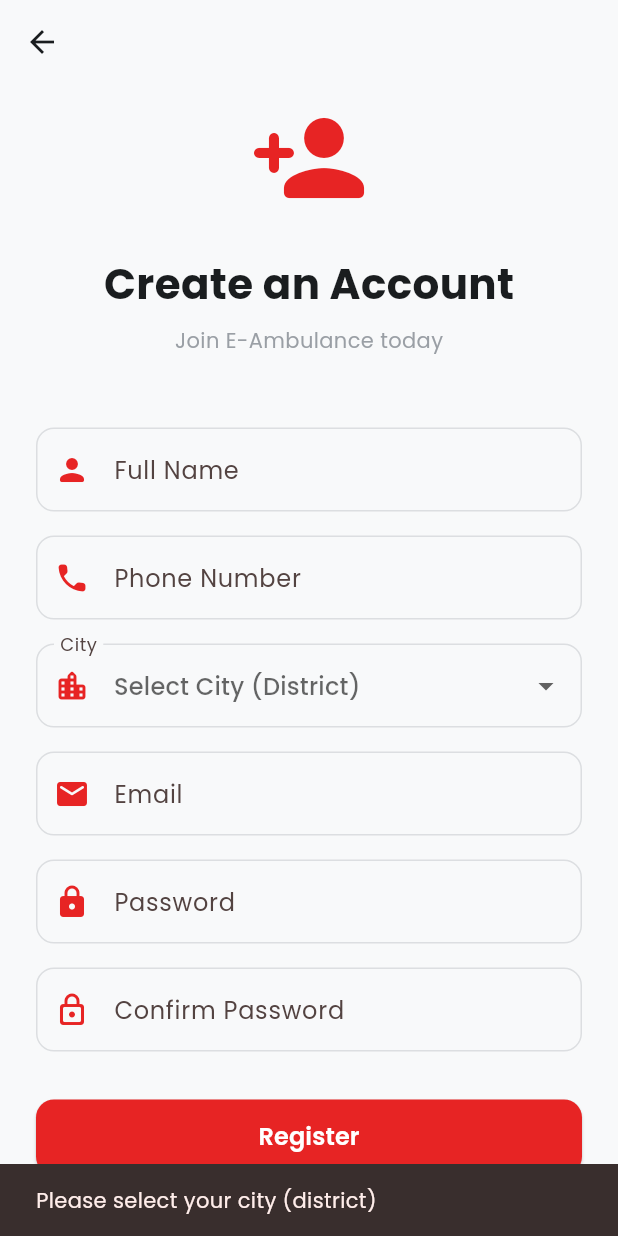
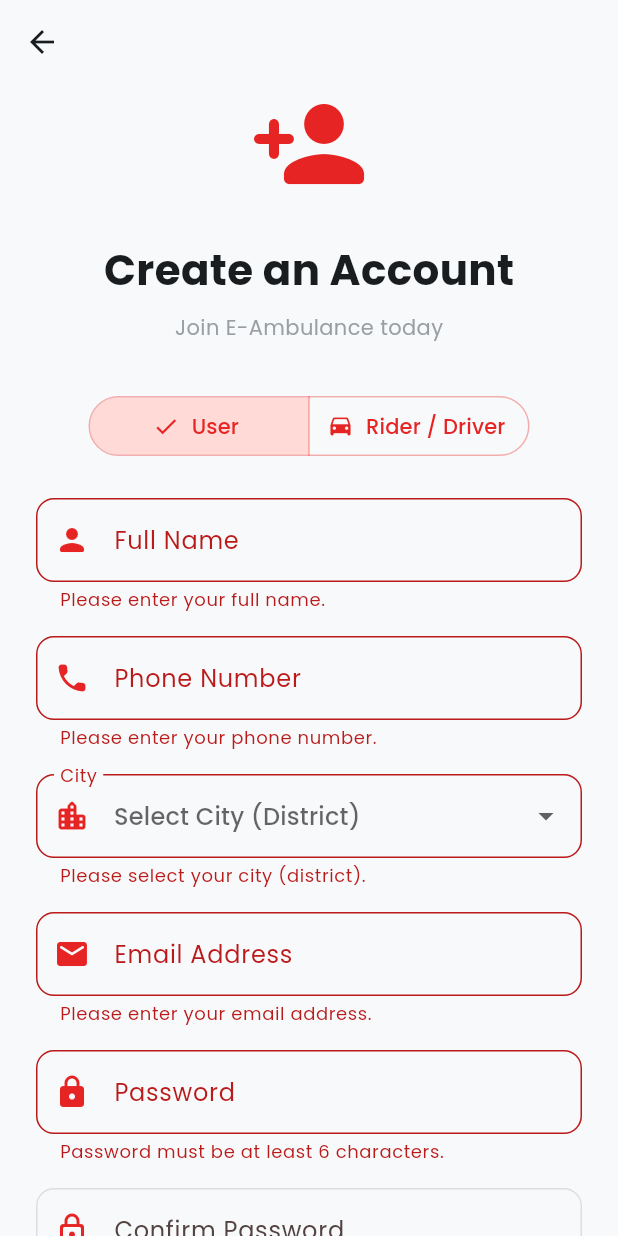
Before and after one commit to Tahmid2K22/Smart-Traffic-Control-and-Emergency-Preemption-System-, a Flutter app: the RegisterPage screen opened directly, after a tap on "Register", on a phone screen of 412 x 824 dp. Run offline on Flutter 3.47's test engine with Material 3 defaults, Android fonts, the phone set to English and light mode, and no system bars; our stand-ins replace badges, cloud_firestore, firebase_auth, firebase_core, google_fonts, google_nav_bar and 3 more; accounts and stored records are empty.

Commit message:
driver registration added

```diff
--- a/lib/pages/register_page.dart
+++ b/lib/pages/register_page.dart
@@ -1,11 +1,11 @@
 import 'package:flutter/material.dart';
 import 'package:firebase_auth/firebase_auth.dart';
-import 'package:cloud_firestore/cloud_firestore.dart';
 import 'package:google_fonts/google_fonts.dart';
+import 'package:image_picker/image_picker.dart';
 
 import '../constants/colors.dart';
 import '../constants/districts.dart';
-import 'package:shared_preferences/shared_preferences.dart';
+import '../services/auth_service.dart';
 
 class RegisterPage extends StatefulWidget {
   const RegisterPage({super.key});
@@ -15,83 +15,118 @@
 }
 
 class _RegisterPageState extends State<RegisterPage> {
+  final _formKey = GlobalKey<FormState>();
   final _nameController = TextEditingController();
   final _phoneController = TextEditingController();
   final _emailController = TextEditingController();
   final _passwordController = TextEditingController();
   final _confirmPasswordController = TextEditingController();
+  final _licenseController = TextEditingController();
+  final _vehicleNumberController = TextEditingController();
+  final _imagePicker = ImagePicker();
+  final _authService = AuthService();
+
+  String _role = 'user';
   String? _selectedCity;
+  String? _selectedVehicleType;
+  XFile? _licenseImage;
+  bool _licenseImageError = false;
   bool _isLoading = false;
 
+  bool get _isDriver => _role == 'driver';
+
   Future<void> _register() async {
-    if (_passwordController.text != _confirmPasswordController.text) {
-      ScaffoldMessenger.of(context).showSnackBar(
-        const SnackBar(content: Text('Passwords do not match')),
-      );
-      return;
-    }
-
-    if (_selectedCity == null) {
-      ScaffoldMessenger.of(context).showSnackBar(
-        const SnackBar(content: Text('Please select your city (district)')),
-      );
+    FocusScope.of(context).unfocus();
+    if (!(_formKey.currentState?.validate() ?? false)) return;
+    if (_isDriver && _licenseImage == null) {
+      setState(() => _licenseImageError = true);
       return;
     }
 
     setState(() => _isLoading = true);
     try {
-      final userCredential = await FirebaseAuth.instance.createUserWithEmailAndPassword(
-        email: _emailController.text.trim(),
-        password: _passwordController.text.trim(),
+      await _authService.register(
+        name: _nameController.text,
+        email: _emailController.text,
+        phone: _phoneController.text,
+        password: _passwordController.text,
+        city: _selectedCity!,
+        role: _role,
+        drivingLicense: _licenseController.text,
+        vehicleType: _selectedVehicleType,
+        vehicleNumber: _vehicleNumberController.text,
+        licenseImagePath: _licenseImage?.path,
       );
 
-      // Create a user document in Firestore with the default role 'user'
-      if (userCredential.user != null) {
-        try {
-          await FirebaseFirestore.instance.collection('users').doc(userCredential.user!.uid).set({
-            'name': _nameController.text.trim(),
-            'phone': _phoneController.text.trim(),
-            'email': _emailController.text.trim(),
-            'city': _selectedCity,
-            'role': 'user',
-            'createdAt': FieldValue.serverTimestamp(),
-          }).timeout(const Duration(seconds: 10)); // Timeout so it doesn't hang if DB is missing
-
-          // Save locally
-          final prefs = await SharedPreferences.getInstance();
-          await prefs.setString('userName', _nameController.text.trim());
-          await prefs.setString('userEmail', _emailController.text.trim());
-          await prefs.setString('userPhone', _phoneController.text.trim());
-          await prefs.setString('userCity', _selectedCity!);
-        } catch (e) {
-          debugPrint('Error saving to Firestore: $e');
-          // We won't block the login if this fails, but it means the user might lack a role.
-          // Usually caused by Firestore not being enabled in the console or missing rules.
-          if (mounted) {
+      if (!mounted) return;
       ScaffoldMessenger.of(context).showSnackBar(
-              const SnackBar(content: Text('Warning: User created, but could not save profile to database.')),
+        SnackBar(
+          content: Text(
+            _isDriver
+                ? 'Registration submitted for admin approval.'
+                : 'Account created successfully.',
+          ),
+          backgroundColor: AppColors.success,
+        ),
       );
-          }
+      Navigator.pop(context);
+    } on FirebaseAuthException catch (error) {
+      _showError(error.message ?? 'Could not create your account.');
+    } catch (error) {
+      _showError('Could not save your profile. Please try again.');
+      debugPrint('Registration error: $error');
+    } finally {
+      if (mounted) setState(() => _isLoading = false);
     }
   }
 
-      if (mounted) {
-        Navigator.pop(context); // Go back to AuthGate or login page, which will navigate automatically
-      }
-    } on FirebaseAuthException catch (e) {
-      if (mounted) {
+  void _showError(String message) {
+    if (!mounted) return;
     ScaffoldMessenger.of(context).showSnackBar(
-          SnackBar(content: Text(e.message ?? 'An error occurred during registration.')),
+      SnackBar(content: Text(message), backgroundColor: AppColors.primary),
     );
   }
-    } catch (e) {
-       if (mounted) {
-        ScaffoldMessenger.of(context).showSnackBar(
-          SnackBar(content: Text('An unexpected error occurred: $e')),
+
+  Future<void> _showImageSourceSheet() async {
+    final source = await showModalBottomSheet<ImageSource>(
+      context: context,
+      showDragHandle: true,
+      builder: (context) => SafeArea(
+        child: Column(
+          mainAxisSize: MainAxisSize.min,
+          children: [
+            ListTile(
+              leading: const Icon(Icons.camera_alt_rounded, color: AppColors.primary),
+              title: const Text('Take a Photo'),
+              onTap: () => Navigator.pop(context, ImageSource.camera),
+            ),
+            ListTile(
+              leading: const Icon(Icons.photo_library_rounded, color: AppColors.primary),
+              title: const Text('Choose from Gallery'),
+              onTap: () => Navigator.pop(context, ImageSource.gallery),
+            ),
+            const SizedBox(height: 8),
+          ],
+        ),
+      ),
     );
+
+    if (source == null) return;
+    try {
+      final image = await _imagePicker.pickImage(
+        source: source,
+        imageQuality: 80,
+        maxWidth: 1600,
+      );
+      if (mounted && image != null) {
+        setState(() {
+          _licenseImage = image;
+          _licenseImageError = false;
+        });
       }
-    } finally {
-      if (mounted) setState(() => _isLoading = false);
+    } catch (error) {
+      _showError('Could not select the image. Please try again.');
+      debugPrint('Image picker error: $error');
     }
   }
 
@@ -102,6 +137,8 @@
     _emailController.dispose();
     _passwordController.dispose();
     _confirmPasswordController.dispose();
+    _licenseController.dispose();
+    _vehicleNumberController.dispose();
     super.dispose();
   }
 
@@ -115,17 +152,13 @@
         iconTheme: IconThemeData(color: AppColors.textDark),
       ),
       body: SafeArea(
-        child: Center(
+        child: Form(
+          key: _formKey,
           child: SingleChildScrollView(
-            padding: const EdgeInsets.symmetric(horizontal: 24),
+            padding: const EdgeInsets.fromLTRB(24, 0, 24, 32),
             child: Column(
-              mainAxisAlignment: MainAxisAlignment.center,
               children: [
-                Icon(
-                  Icons.person_add_rounded,
-                  size: 80,
-                  color: AppColors.primary,
-                ),
+                Icon(Icons.person_add_rounded, size: 80, color: AppColors.primary),
                 const SizedBox(height: 24),
                 Text(
                   'Create an Account',
@@ -138,17 +171,17 @@
                 const SizedBox(height: 8),
                 Text(
                   'Join E-Ambulance today',
-                  style: GoogleFonts.poppins(
-                    fontSize: 14,
-                    color: AppColors.textLight,
+                  style: GoogleFonts.poppins(fontSize: 14, color: AppColors.textLight),
                 ),
-                ),
-                const SizedBox(height: 48),
+                const SizedBox(height: 32),
+                _buildRoleSwitcher(),
+                const SizedBox(height: 24),
                 _buildTextField(
                   controller: _nameController,
                   label: 'Full Name',
                   icon: Icons.person_rounded,
                   keyboardType: TextInputType.name,
+                  validator: (value) => _required(value, 'Please enter your full name.'),
                 ),
                 const SizedBox(height: 16),
                 _buildTextField(
@@ -156,15 +189,24 @@
                   label: 'Phone Number',
                   icon: Icons.phone_rounded,
                   keyboardType: TextInputType.phone,
+                  validator: (value) => _required(value, 'Please enter your phone number.'),
                 ),
                 const SizedBox(height: 16),
                 _buildCityDropdown(),
                 const SizedBox(height: 16),
                 _buildTextField(
                   controller: _emailController,
-                  label: 'Email',
+                  label: 'Email Address',
                   icon: Icons.email_rounded,
                   keyboardType: TextInputType.emailAddress,
+                  validator: (value) {
+                    final email = value?.trim() ?? '';
+                    if (email.isEmpty) return 'Please enter your email address.';
+                    if (!RegExp(r'^[^@\s]+@[^@\s]+\.[^@\s]+$').hasMatch(email)) {
+                      return 'Please enter a valid email address.';
+                    }
+                    return null;
+                  },
                 ),
                 const SizedBox(height: 16),
                 _buildTextField(
@@ -172,6 +214,10 @@
                   label: 'Password',
                   icon: Icons.lock_rounded,
                   obscureText: true,
+                  validator: (value) {
+                    if ((value ?? '').length < 6) return 'Password must be at least 6 characters.';
+                    return null;
+                  },
                 ),
                 const SizedBox(height: 16),
                 _buildTextField(
@@ -179,7 +225,30 @@
                   label: 'Confirm Password',
                   icon: Icons.lock_outline_rounded,
                   obscureText: true,
+                  validator: (value) => value != _passwordController.text
+                      ? 'Passwords do not match.'
+                      : null,
                 ),
+                if (_isDriver) ...[
+                  const SizedBox(height: 16),
+                  _buildVehicleDropdown(),
+                  const SizedBox(height: 16),
+                  _buildTextField(
+                    controller: _licenseController,
+                    label: 'Driving License Number',
+                    icon: Icons.badge_rounded,
+                    validator: (value) => _required(value, 'Please enter your license number.'),
+                  ),
+                  const SizedBox(height: 16),
+                  _buildTextField(
+                    controller: _vehicleNumberController,
+                    label: 'Vehicle Registration Number',
+                    icon: Icons.directions_car_rounded,
+                    validator: (value) => _required(value, 'Please enter your vehicle number.'),
+                  ),
+                  const SizedBox(height: 16),
+                  _buildLicenseImagePicker(),
+                ],
                 const SizedBox(height: 32),
                 SizedBox(
                   width: double.infinity,
@@ -189,22 +258,17 @@
                     style: ElevatedButton.styleFrom(
                       backgroundColor: AppColors.primary,
                       foregroundColor: AppColors.white,
-                      shape: RoundedRectangleBorder(
-                        borderRadius: BorderRadius.circular(12),
+                      shape: RoundedRectangleBorder(borderRadius: BorderRadius.circular(12)),
+                    ),
+                    child: _isLoading
+                        ? const SizedBox(
+                            height: 22,
+                            width: 22,
+                            child: CircularProgressIndicator(strokeWidth: 2, color: Colors.white),
+                          )
+                        : Text('Register', style: GoogleFonts.poppins(fontSize: 16, fontWeight: FontWeight.w600)),
                   ),
                 ),
-                    child: _isLoading
-                        ? const CircularProgressIndicator(color: Colors.white)
-                        : Text(
-                            'Register',
-                            style: GoogleFonts.poppins(
-                              fontSize: 16,
-                              fontWeight: FontWeight.w600,
-                            ),
-                          ),
-                  ),
-                ),
-                const SizedBox(height: 32),
               ],
             ),
           ),
@@ -213,23 +277,48 @@
     );
   }
 
+  String? _required(String? value, String message) =>
+      value == null || value.trim().isEmpty ? message : null;
+
+  Widget _buildRoleSwitcher() {
+    return SegmentedButton<String>(
+      segments: const [
+        ButtonSegment(value: 'user', label: Text('User'), icon: Icon(Icons.person_rounded)),
+        ButtonSegment(value: 'driver', label: Text('Rider / Driver'), icon: Icon(Icons.drive_eta_rounded)),
+      ],
+      selected: {_role},
+      onSelectionChanged: (selection) {
+        setState(() => _role = selection.first);
+        _formKey.currentState?.reset();
+      },
+      style: ButtonStyle(
+        foregroundColor: WidgetStatePropertyAll(AppColors.primary),
+        side: WidgetStatePropertyAll(BorderSide(color: AppColors.primary.withValues(alpha: 0.35))),
+      ),
+    );
+  }
+
   Widget _buildTextField({
     required TextEditingController controller,
     required String label,
     required IconData icon,
+    required String? Function(String?) validator,
     bool obscureText = false,
     TextInputType keyboardType = TextInputType.text,
   }) {
-    return TextField(
+    return TextFormField(
       controller: controller,
       obscureText: obscureText,
       keyboardType: keyboardType,
-      decoration: InputDecoration(
+      validator: validator,
+      decoration: _inputDecoration(label, icon),
+    );
+  }
+
+  InputDecoration _inputDecoration(String label, IconData icon) => InputDecoration(
         labelText: label,
         prefixIcon: Icon(icon, color: AppColors.primary),
-        border: OutlineInputBorder(
-          borderRadius: BorderRadius.circular(12),
-        ),
+        border: OutlineInputBorder(borderRadius: BorderRadius.circular(12)),
         enabledBorder: OutlineInputBorder(
           borderRadius: BorderRadius.circular(12),
           borderSide: BorderSide(color: AppColors.textLight.withValues(alpha: 0.3)),
@@ -238,40 +327,76 @@
           borderRadius: BorderRadius.circular(12),
           borderSide: BorderSide(color: AppColors.primary, width: 2),
         ),
-      ),
+      );
+
+  Widget _buildCityDropdown() {
+    return DropdownButtonFormField<String>(
+      initialValue: _selectedCity,
+      hint: const Text('Select City (District)'),
+      items: bdDistricts.map((district) => DropdownMenuItem(value: district, child: Text(district))).toList(),
+      onChanged: (value) => setState(() => _selectedCity = value),
+      validator: (value) => value == null ? 'Please select your city (district).' : null,
+      decoration: _inputDecoration('City', Icons.location_city_rounded),
     );
   }
 
-  Widget _buildCityDropdown() {
+  Widget _buildVehicleDropdown() {
+    const vehicleTypes = ['Bike', 'Car', 'CNG', 'Ambulance'];
     return DropdownButtonFormField<String>(
-      value: _selectedCity,
-      hint: const Text('Select City (District)'),
-      items: bdDistricts.map((String district) {
-        return DropdownMenuItem<String>(
-          value: district,
-          child: Text(district),
+      initialValue: _selectedVehicleType,
+      hint: const Text('Select Vehicle Type'),
+      items: vehicleTypes.map((type) => DropdownMenuItem(value: type, child: Text(type))).toList(),
+      onChanged: (value) => setState(() => _selectedVehicleType = value),
+      validator: (value) => value == null ? 'Please select your vehicle type.' : null,
+      decoration: _inputDecoration('Vehicle Type', Icons.two_wheeler_rounded),
     );
-      }).toList(),
-      onChanged: (String? newValue) {
-        setState(() {
-          _selectedCity = newValue;
-        });
-      },
-      decoration: InputDecoration(
-        labelText: 'City',
-        prefixIcon: const Icon(Icons.location_city_rounded, color: AppColors.primary),
-        border: OutlineInputBorder(
+  }
+
+  Widget _buildLicenseImagePicker() {
+    return Column(
+      crossAxisAlignment: CrossAxisAlignment.start,
+      children: [
+        InkWell(
+          onTap: _showImageSourceSheet,
           borderRadius: BorderRadius.circular(12),
-        ),
-        enabledBorder: OutlineInputBorder(
+          child: Container(
+            height: 150,
+            width: double.infinity,
+            decoration: BoxDecoration(
+              color: AppColors.white,
               borderRadius: BorderRadius.circular(12),
-          borderSide: BorderSide(color: AppColors.textLight.withValues(alpha: 0.3)),
-        ),
-        focusedBorder: OutlineInputBorder(
-          borderRadius: BorderRadius.circular(12),
-          borderSide: BorderSide(color: AppColors.primary, width: 2),
+              border: Border.all(
+                color: _licenseImageError ? AppColors.primary : AppColors.textLight.withValues(alpha: 0.3),
               ),
             ),
+            clipBehavior: Clip.antiAlias,
+            child: _licenseImage == null
+                ? Column(
+                    mainAxisAlignment: MainAxisAlignment.center,
+                    children: [
+                      Icon(Icons.add_a_photo_rounded, size: 34, color: AppColors.primary),
+                      const SizedBox(height: 8),
+                      Text('Upload Driving License / NID Photo', style: GoogleFonts.poppins(color: AppColors.textGrey)),
+                    ],
+                  )
+                : FutureBuilder(
+                    future: _licenseImage!.readAsBytes(),
+                    builder: (context, snapshot) {
+                      if (!snapshot.hasData) return const Center(child: CircularProgressIndicator());
+                      return Image.memory(snapshot.data!, fit: BoxFit.cover);
+                    },
+                  ),
+          ),
+        ),
+        if (_licenseImageError)
+          Padding(
+            padding: const EdgeInsets.only(left: 12, top: 8),
+            child: Text(
+              'Please upload your driving license or NID photo.',
+              style: TextStyle(color: AppColors.primary, fontSize: 12),
+            ),
+          ),
+      ],
     );
   }
 }
--- /dev/null
+++ b/lib/services/auth_service.dart
@@ -0,0 +1,67 @@
+import 'package:cloud_firestore/cloud_firestore.dart';
+import 'package:firebase_auth/firebase_auth.dart';
+
+class AuthService {
+  AuthService({FirebaseAuth? auth, FirebaseFirestore? firestore})
+      : _auth = auth ?? FirebaseAuth.instance,
+        _firestore = firestore ?? FirebaseFirestore.instance;
+
+  final FirebaseAuth _auth;
+  final FirebaseFirestore _firestore;
+
+  Future<UserCredential> register({
+    required String name,
+    required String email,
+    required String phone,
+    required String password,
+    required String city,
+    required String role,
+    String? drivingLicense,
+    String? vehicleType,
+    String? vehicleNumber,
+    String? licenseImagePath,
+  }) async {
+    if (role == 'driver' &&
+        (drivingLicense == null ||
+            vehicleType == null ||
+            vehicleNumber == null ||
+            licenseImagePath == null)) {
+      throw ArgumentError('All driver registration fields are required.');
+    }
+
+    final credential = await _auth.createUserWithEmailAndPassword(
+      email: email.trim(),
+      password: password,
+    );
+    final user = credential.user;
+
+    if (user == null) {
+      throw FirebaseAuthException(
+        code: 'registration-failed',
+        message: 'The account could not be created.',
+      );
+    }
+
+    final profile = <String, dynamic>{
+      'name': name.trim(),
+      'email': email.trim(),
+      'phone': phone.trim(),
+      'city': city,
+      'role': role,
+      'createdAt': FieldValue.serverTimestamp(),
+    };
+
+    if (role == 'driver') {
+      profile.addAll({
+        'drivingLicense': drivingLicense!.trim(),
+        'vehicleType': vehicleType,
+        'vehicleNumber': vehicleNumber!.trim(),
+        'licenseImagePath': licenseImagePath,
+        'isApproved': false,
+      });
+    }
+
+    await _firestore.collection('users').doc(user.uid).set(profile);
+    return credential;
+  }
+}
--- a/pubspec.yaml
+++ b/pubspec.yaml
@@ -41,11 +41,9 @@
   flutter_iconly_plus: ^1.0.1
   firebase_core: ^4.15.0
   firebase_auth: ^6.7.0
-<<<<<<< HEAD
-=======
   cloud_firestore: ^6.10.0
   shared_preferences: ^2.5.5
->>>>>>> f4a548434ce5752b8110dc186d6d8e2a0e90e0ad
+  image_picker: ^1.1.2
 
 dev_dependencies:
   flutter_test:
```
Also changed, not shown: pubspec.lock, 5 other files. Lines whose indentation alone changed are shown as unchanged.
